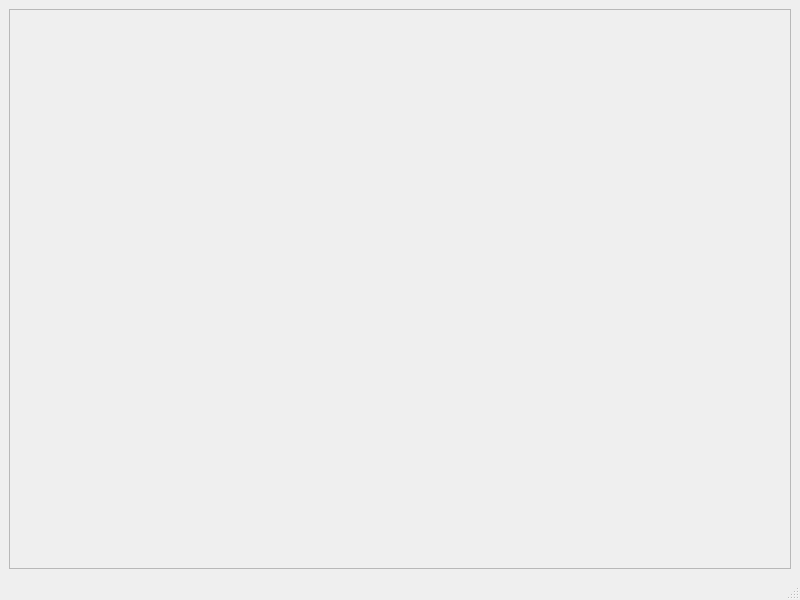
Old version of the form nems/gui_new/model_browser/ui/model_browser.ui in the repository LBHB/NEMS0.
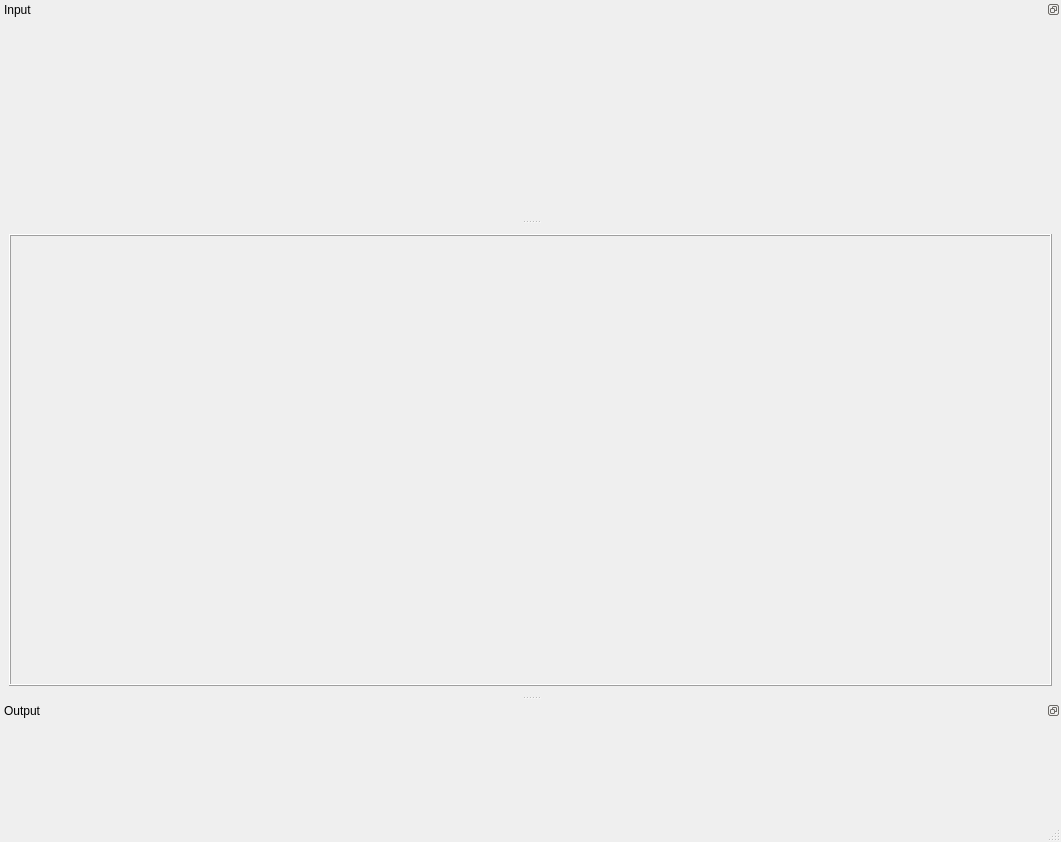
New version of the form. Custom widgets are drawn as their Qt base class.

Commit message: input and output plots working

Patch:
```diff
--- a/nems/gui_new/model_browser/ui/model_browser.ui
+++ b/nems/gui_new/model_browser/ui/model_browser.ui
@@ -6,17 +6,32 @@
    <rect>
     <x>0</x>
     <y>0</y>
-    <width>800</width>
-    <height>600</height>
+    <width>1061</width>
+    <height>842</height>
    </rect>
   </property>
   <property name="windowTitle">
    <string>MainWindow</string>
   </property>
   <widget class="QWidget" name="centralwidget">
-   <layout class="QVBoxLayout" name="verticalLayout">
+   <layout class="QVBoxLayout" name="verticalLayout_2">
+    <property name="topMargin">
+     <number>9</number>
+    </property>
     <item>
      <widget class="QScrollArea" name="scrollArea">
+      <property name="sizePolicy">
+       <sizepolicy hsizetype="Preferred" vsizetype="Preferred">
+        <horstretch>0</horstretch>
+        <verstretch>0</verstretch>
+       </sizepolicy>
+      </property>
+      <property name="frameShape">
+       <enum>QFrame::Box</enum>
+      </property>
+      <property name="frameShadow">
+       <enum>QFrame::Raised</enum>
+      </property>
       <property name="widgetResizable">
        <bool>true</bool>
       </property>
@@ -25,8 +40,8 @@
         <rect>
          <x>0</x>
          <y>0</y>
-         <width>780</width>
-         <height>539</height>
+         <width>1039</width>
+         <height>391</height>
         </rect>
        </property>
       </widget>
@@ -45,7 +60,125 @@
    </property>
   </widget>
   <widget class="QStatusBar" name="statusbar"/>
+  <widget class="QDockWidget" name="dockWidgetInput">
+   <property name="sizePolicy">
+    <sizepolicy hsizetype="Preferred" vsizetype="Preferred">
+     <horstretch>0</horstretch>
+     <verstretch>0</verstretch>
+    </sizepolicy>
+   </property>
+   <property name="features">
+    <set>QDockWidget::DockWidgetFloatable|QDockWidget::DockWidgetMovable</set>
+   </property>
+   <property name="allowedAreas">
+    <set>Qt::BottomDockWidgetArea|Qt::TopDockWidgetArea</set>
+   </property>
+   <property name="windowTitle">
+    <string>Input</string>
+   </property>
+   <attribute name="dockWidgetArea">
+    <number>4</number>
+   </attribute>
+   <widget class="QWidget" name="dockWidgetContents_2">
+    <property name="sizePolicy">
+     <sizepolicy hsizetype="Preferred" vsizetype="Preferred">
+      <horstretch>0</horstretch>
+      <verstretch>0</verstretch>
+     </sizepolicy>
+    </property>
+    <layout class="QVBoxLayout" name="verticalLayout_3">
+     <property name="leftMargin">
+      <number>0</number>
+     </property>
+     <property name="topMargin">
+      <number>0</number>
+     </property>
+     <property name="rightMargin">
+      <number>0</number>
+     </property>
+     <property name="bottomMargin">
+      <number>0</number>
+     </property>
+     <item>
+      <widget class="InputSpectrogram" name="inputSpectrogram" native="true">
+       <property name="sizePolicy">
+        <sizepolicy hsizetype="Preferred" vsizetype="Preferred">
+         <horstretch>0</horstretch>
+         <verstretch>0</verstretch>
+        </sizepolicy>
+       </property>
+       <property name="minimumSize">
+        <size>
+         <width>0</width>
+         <height>200</height>
+        </size>
+       </property>
+       <property name="baseSize">
+        <size>
+         <width>0</width>
+         <height>0</height>
+        </size>
+       </property>
+      </widget>
+     </item>
+    </layout>
+   </widget>
+  </widget>
+  <widget class="QDockWidget" name="dockWidgetOutput">
+   <property name="features">
+    <set>QDockWidget::DockWidgetFloatable|QDockWidget::DockWidgetMovable</set>
+   </property>
+   <property name="allowedAreas">
+    <set>Qt::BottomDockWidgetArea|Qt::TopDockWidgetArea</set>
+   </property>
+   <property name="windowTitle">
+    <string>Output</string>
+   </property>
+   <attribute name="dockWidgetArea">
+    <number>8</number>
+   </attribute>
+   <widget class="QWidget" name="dockWidgetContents">
+    <layout class="QVBoxLayout" name="verticalLayout">
+     <property name="leftMargin">
+      <number>0</number>
+     </property>
+     <property name="topMargin">
+      <number>0</number>
+     </property>
+     <property name="rightMargin">
+      <number>0</number>
+     </property>
+     <property name="bottomMargin">
+      <number>0</number>
+     </property>
+     <item>
+      <widget class="OutputPlot" name="outputPlot" native="true">
+       <property name="minimumSize">
+        <size>
+         <width>0</width>
+         <height>100</height>
+        </size>
+       </property>
+      </widget>
+     </item>
+    </layout>
+   </widget>
+  </widget>
  </widget>
+ <customwidgets>
+  <customwidget>
+   <class>InputSpectrogram</class>
+   <extends>QWidget</extends>
+   <header>ui_promoted</header>
+   <container>1</container>
+  </customwidget>
+  <customwidget>
+   <class>OutputPlot</class>
+   <extends>QWidget</extends>
+   <header>ui_promoted</header>
+   <container>1</container>
+  </customwidget>
+ </customwidgets>
  <resources/>
  <connections/>
 </ui>
```
Left out of the diff: 6 changed lines with no effect on the pictures. The commit also changes 5 other files.
